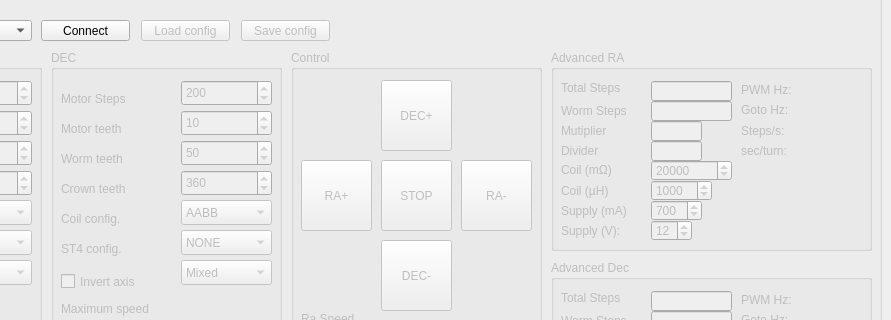
Above: mainwindow.ui from ahp-electronics/gt-configurator before the change; both pictures show x 209 to 1100 and y 0 to 320 of the 1100 by 571 pixel window. Below: the same form after it.
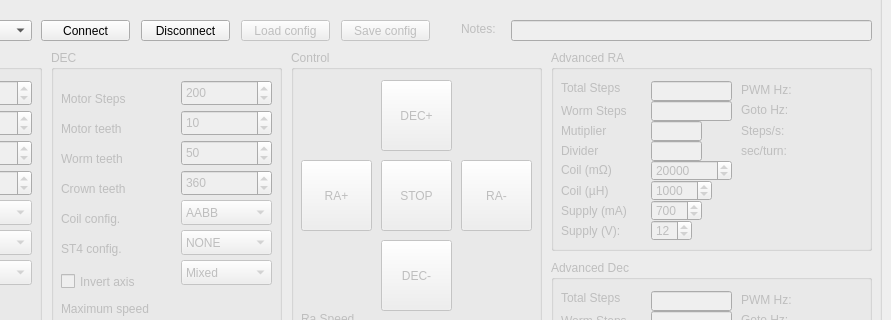
That is the form after the change.

Commit message: Added disconnect and notes

The edit to the form file:
```diff
--- a/mainwindow.ui
+++ b/mainwindow.ui
@@ -1132,7 +1132,7 @@
      </property>
      <property name="geometry">
       <rect>
-       <x>340</x>
+       <x>440</x>
        <y>30</y>
        <width>89</width>
        <height>21</height>
@@ -1148,7 +1148,7 @@
      </property>
      <property name="geometry">
       <rect>
-       <x>440</x>
+       <x>540</x>
        <y>30</y>
        <width>89</width>
        <height>21</height>
@@ -1758,6 +1758,48 @@
       </property>
      </widget>
     </widget>
+    <widget class="QPushButton" name="Disconnect">
+     <property name="geometry">
+      <rect>
+       <x>340</x>
+       <y>30</y>
+       <width>89</width>
+       <height>21</height>
+      </rect>
+     </property>
+     <property name="text">
+      <string>Disconnect</string>
+     </property>
+    </widget>
+    <widget class="QLabel" name="labelNotes">
+     <property name="enabled">
+      <bool>false</bool>
+     </property>
+     <property name="geometry">
+      <rect>
+       <x>660</x>
+       <y>30</y>
+       <width>67</width>
+       <height>17</height>
+      </rect>
+     </property>
+     <property name="text">
+      <string>Notes:</string>
+     </property>
+    </widget>
+    <widget class="QLineEdit" name="Notes">
+     <property name="enabled">
+      <bool>false</bool>
+     </property>
+     <property name="geometry">
+      <rect>
+       <x>710</x>
+       <y>30</y>
+       <width>361</width>
+       <height>21</height>
+      </rect>
+     </property>
+    </widget>
    </widget>
   </widget>
   <widget class="QMenuBar" name="menubar">
```
The commit also changes 1 other file.
